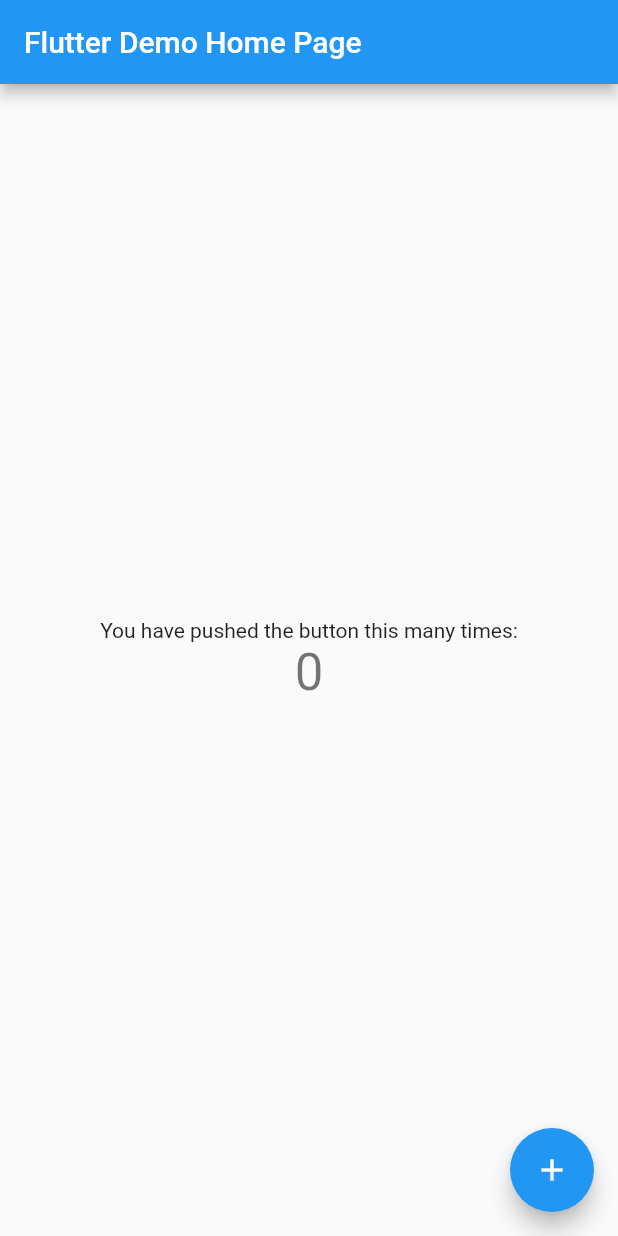
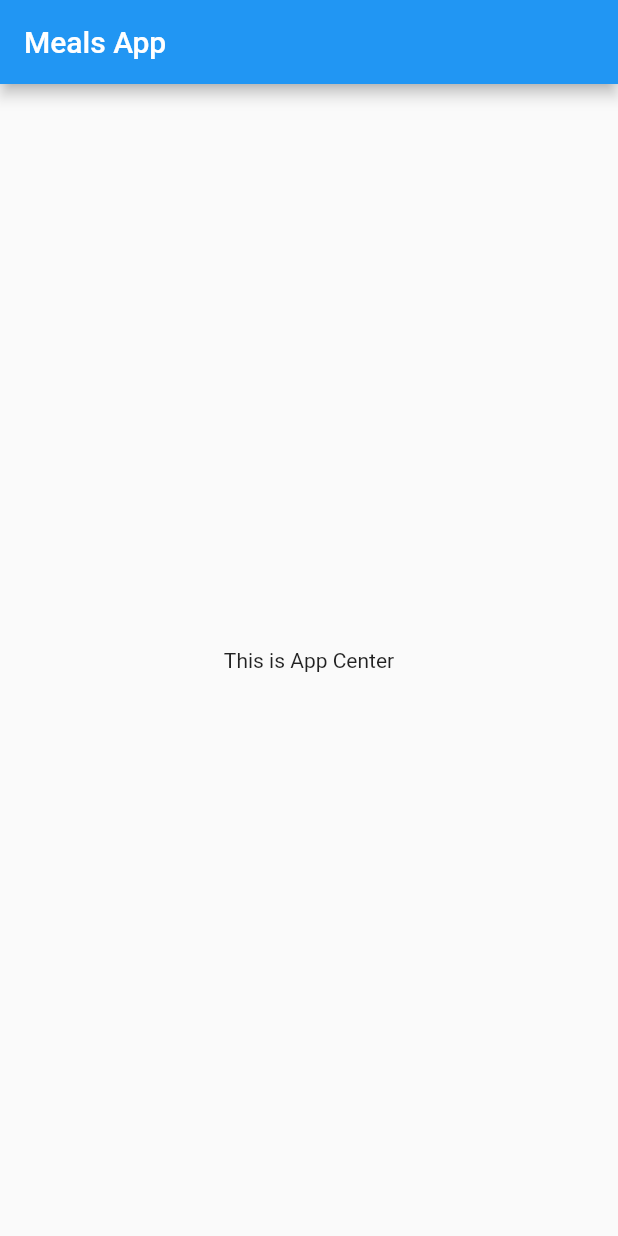
Before and after one commit to karanvatish/MealsApp, a Flutter app: the screen it shows after launch, on a phone screen of 412 x 824 dp. Run offline on Flutter 3.47's test engine with Material 2 defaults, Android fonts, the light colour scheme and no system bars.

Commit message:
initial commit - Updating main project

```diff
--- a/lib/main.dart
+++ b/lib/main.dart
@@ -13,103 +13,25 @@
     return MaterialApp(
       title: 'Flutter Demo',
       theme: ThemeData(
-        // This is the theme of your application.
-        //
-        // Try running your application with "flutter run". You'll see the
-        // application has a blue toolbar. Then, without quitting the app, try
-        // changing the primarySwatch below to Colors.green and then invoke
-        // "hot reload" (press "r" in the console where you ran "flutter run",
-        // or simply save your changes to "hot reload" in a Flutter IDE).
-        // Notice that the counter didn't reset back to zero; the application
-        // is not restarted.
         primarySwatch: Colors.blue,
       ),
-      home: const MyHomePage(title: 'Flutter Demo Home Page'),
+      home: const MyHomePage(),
     );
   }
 }
 
-class MyHomePage extends StatefulWidget {
-  const MyHomePage({Key? key, required this.title}) : super(key: key);
-
-  // This widget is the home page of your application. It is stateful, meaning
-  // that it has a State object (defined below) that contains fields that affect
-  // how it looks.
-
-  // This class is the configuration for the state. It holds the values (in this
-  // case the title) provided by the parent (in this case the App widget) and
-  // used by the build method of the State. Fields in a Widget subclass are
-  // always marked "final".
-
-  final String title;
-
-  @override
-  State<MyHomePage> createState() => _MyHomePageState();
-}
-
-class _MyHomePageState extends State<MyHomePage> {
-  int _counter = 0;
-
-  void _incrementCounter() {
-    setState(() {
-      // This call to setState tells the Flutter framework that something has
-      // changed in this State, which causes it to rerun the build method below
-      // so that the display can reflect the updated values. If we changed
-      // _counter without calling setState(), then the build method would not be
-      // called again, and so nothing would appear to happen.
-      _counter++;
-    });
-  }
+class MyHomePage extends StatelessWidget {
+  const MyHomePage({Key? key}) : super(key: key);
 
   @override
   Widget build(BuildContext context) {
-    // This method is rerun every time setState is called, for instance as done
-    // by the _incrementCounter method above.
-    //
-    // The Flutter framework has been optimized to make rerunning build methods
-    // fast, so that you can just rebuild anything that needs updating rather
-    // than having to individually change instances of widgets.
     return Scaffold(
       appBar: AppBar(
-        // Here we take the value from the MyHomePage object that was created by
-        // the App.build method, and use it to set our appbar title.
-        title: Text(widget.title),
+        title: const Text("Meals App"),
       ),
-      body: Center(
-        // Center is a layout widget. It takes a single child and positions it
-        // in the middle of the parent.
-        child: Column(
-          // Column is also a layout widget. It takes a list of children and
-          // arranges them vertically. By default, it sizes itself to fit its
-          // children horizontally, and tries to be as tall as its parent.
-          //
-          // Invoke "debug painting" (press "p" in the console, choose the
-          // "Toggle Debug Paint" action from the Flutter Inspector in Android
-          // Studio, or the "Toggle Debug Paint" command in Visual Studio Code)
-          // to see the wireframe for each widget.
-          //
-          // Column has various properties to control how it sizes itself and
-          // how it positions its children. Here we use mainAxisAlignment to
-          // center the children vertically; the main axis here is the vertical
-          // axis because Columns are vertical (the cross axis would be
-          // horizontal).
-          mainAxisAlignment: MainAxisAlignment.center,
-          children: <Widget>[
-            const Text(
-              'You have pushed the button this many times:',
-            ),
-            Text(
-              '$_counter',
-              style: Theme.of(context).textTheme.headline4,
-            ),
-          ],
-        ),
+      body: const Center(
+        child: Text('This is App Center'),
       ),
-      floatingActionButton: FloatingActionButton(
-        onPressed: _incrementCounter,
-        tooltip: 'Increment',
-        child: const Icon(Icons.add),
-      ), // This trailing comma makes auto-formatting nicer for build methods.
     );
   }
 }
```
